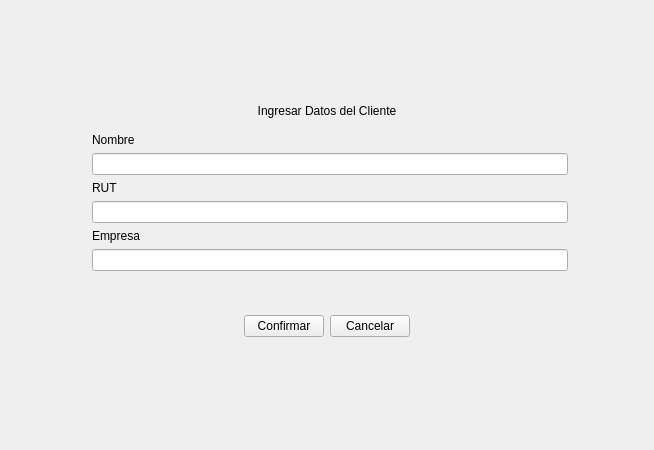
Old version of the form uis/register_form.ui in the repository rafafdz/RomanaSoftware.
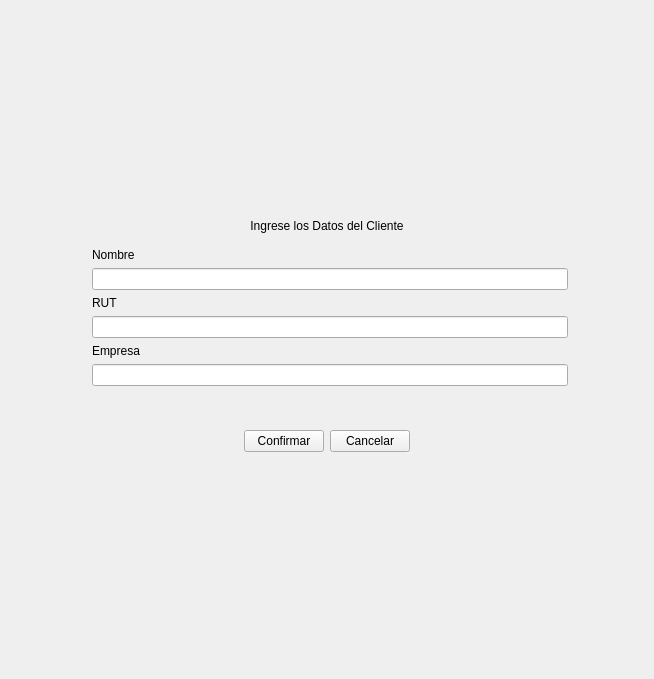
New version of the form.

Patch:
```diff
--- a/uis/register_form.ui
+++ b/uis/register_form.ui
@@ -7,7 +7,7 @@
     <x>0</x>
     <y>0</y>
     <width>654</width>
-    <height>450</height>
+    <height>679</height>
    </rect>
   </property>
   <property name="windowTitle">
@@ -30,7 +30,7 @@
    <item>
     <widget class="QLabel" name="instruction_lbl">
      <property name="text">
-      <string>Ingresar Datos del Cliente</string>
+      <string>Ingrese los Datos del Cliente</string>
      </property>
      <property name="alignment">
       <set>Qt::AlignCenter</set>
```
Left out of the diff: 4 changed lines with no effect on the pictures.
